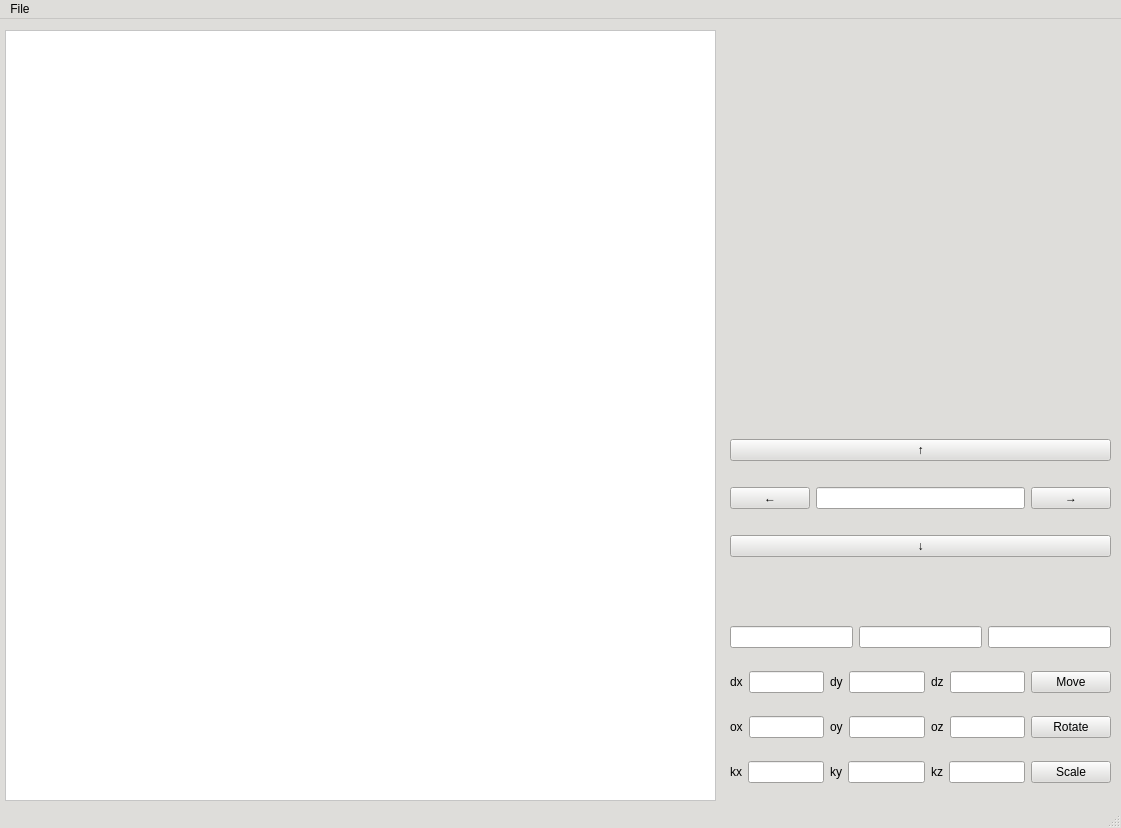
Before: the Qt Designer form lab_03/lab_03_qt/mainwindow.ui in SINdeletE/OOP, drawn with Qt 5.
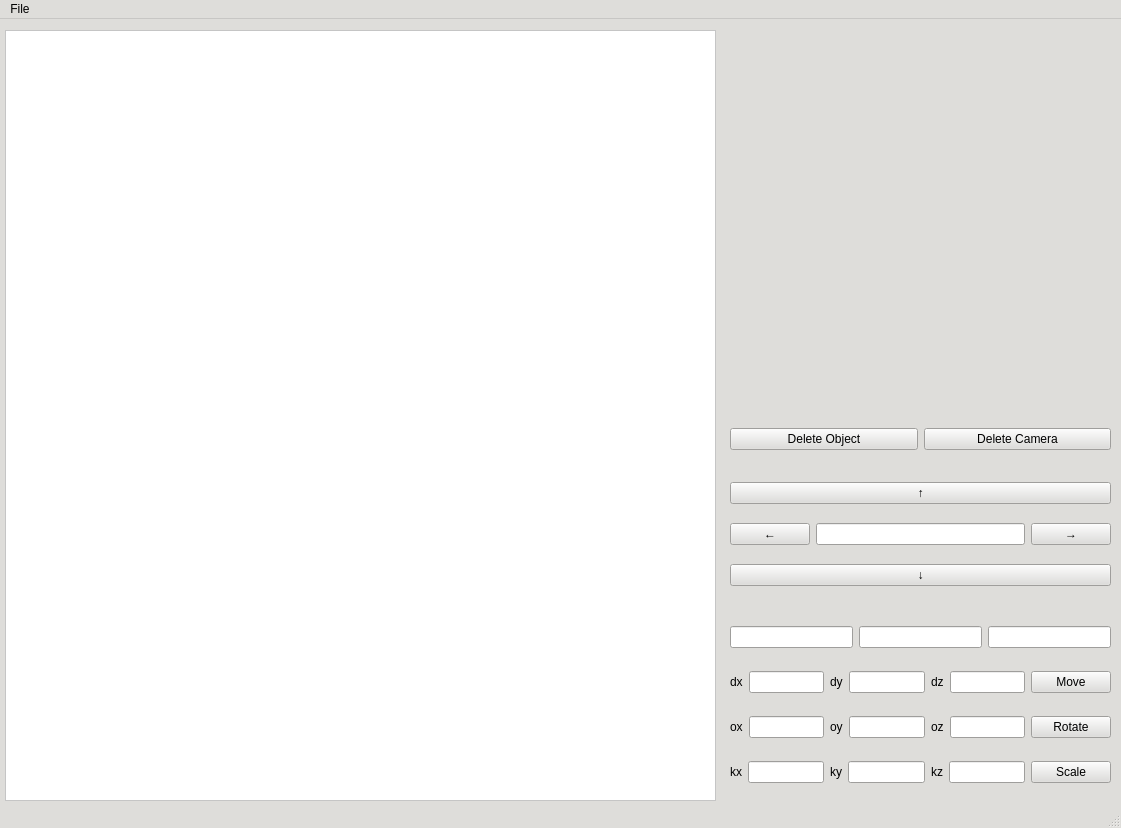
After: the same form once the commit is applied.

What changed in the file:
```diff
--- a/lab_03/lab_03_qt/mainwindow.ui
+++ b/lab_03/lab_03_qt/mainwindow.ui
@@ -1149,9 +1149,9 @@
     <property name="geometry">
      <rect>
       <x>730</x>
-      <y>400</y>
+      <y>450</y>
       <width>381</width>
-      <height>161</height>
+      <height>131</height>
      </rect>
     </property>
     <layout class="QVBoxLayout" name="CameraWidgets">
@@ -1250,12 +1250,38 @@
      </rect>
     </property>
     <layout class="QVBoxLayout" name="verticalLayout_2">
-     <item>
-      <widget class="QWidget" name="CameraContainer" native="true"/>
-     </item>
      <item>
       <widget class="QWidget" name="ObjectContainer" native="true"/>
      </item>
+     <item>
+      <widget class="QWidget" name="CameraContainer" native="true"/>
+     </item>
+    </layout>
+   </widget>
+   <widget class="QWidget" name="horizontalLayoutWidget">
+    <property name="geometry">
+     <rect>
+      <x>730</x>
+      <y>400</y>
+      <width>381</width>
+      <height>41</height>
+     </rect>
+    </property>
+    <layout class="QHBoxLayout" name="horizontalLayout_6">
+     <item>
+      <widget class="QPushButton" name="DeleteObjectButton">
+       <property name="text">
+        <string>Delete Object</string>
+       </property>
+      </widget>
+     </item>
+     <item>
+      <widget class="QPushButton" name="DeleteCameraButton">
+       <property name="text">
+        <string>Delete Camera</string>
+       </property>
+      </widget>
+     </item>
     </layout>
    </widget>
   </widget>
```
Left out of the diff: 5 changed lines with no effect on the pictures.
